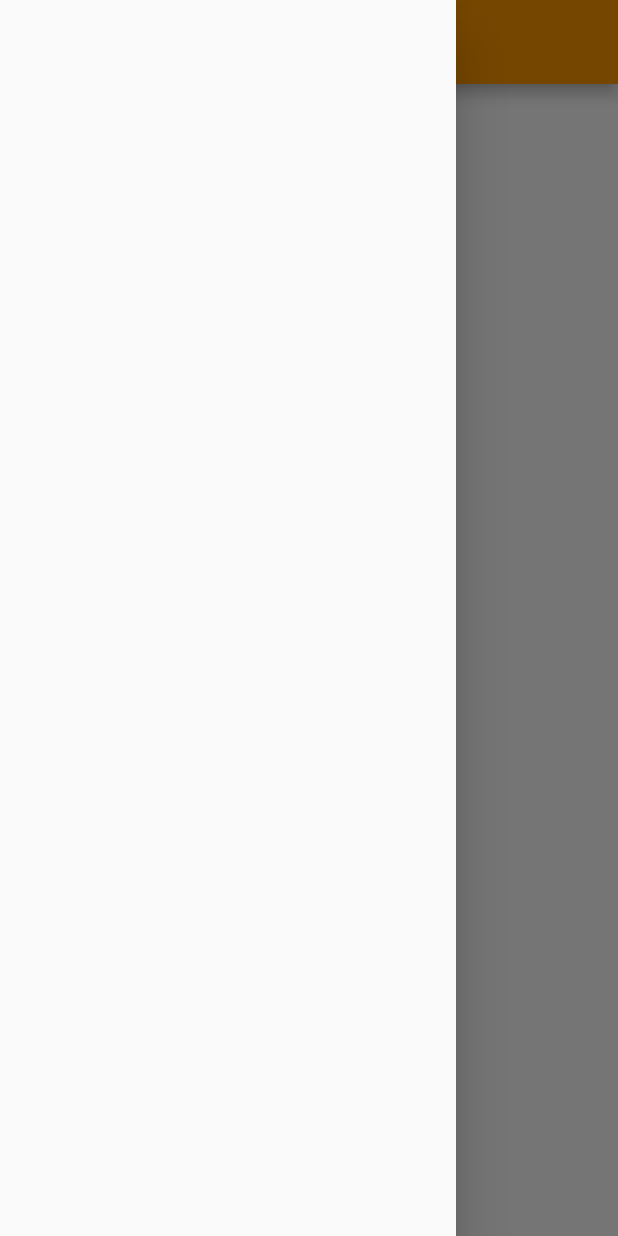
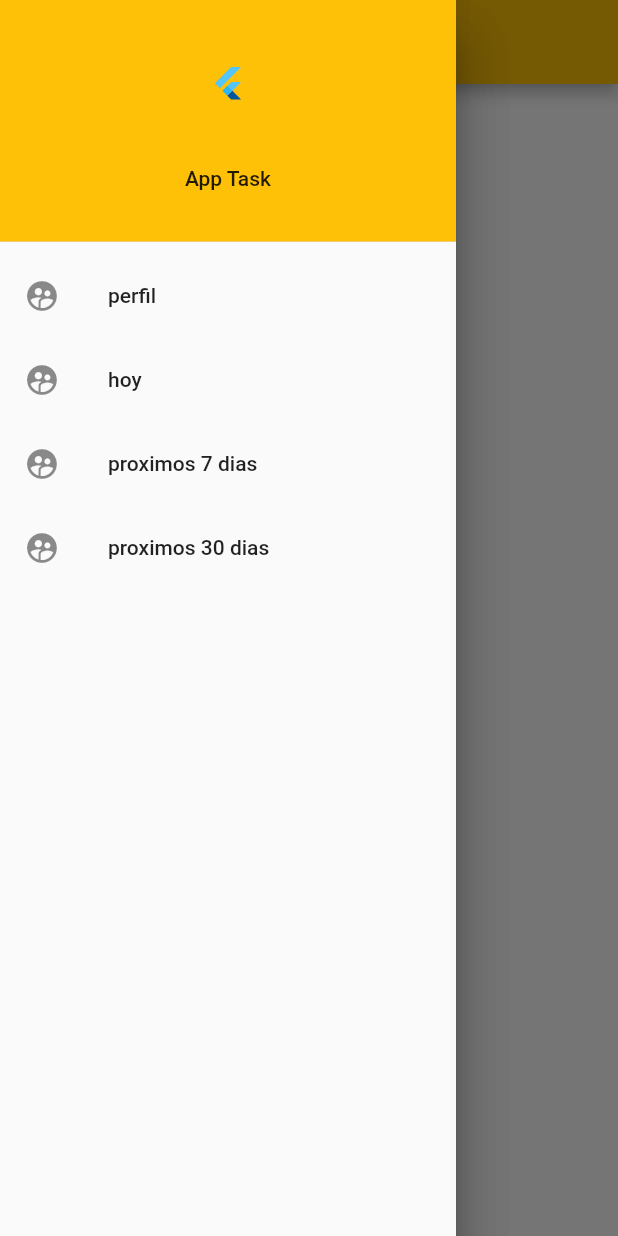
Before and after one commit to fdmont/pet-project-f, a Flutter app: the screen it shows after launch, with the side drawer open, on a phone screen of 412 x 824 dp. Run offline on Flutter 3.47's test engine with Material 2 defaults, Android fonts, the phone set to English and light mode, and no system bars.

Commit message:
cambios sobre routes, se agrega page de perfil

```diff
--- a/lib/src/main.dart
+++ b/lib/src/main.dart
@@ -1,4 +1,5 @@
 import 'package:flutter/material.dart';
+import 'package:pet_project_flutter/src/pages/HomePage.dart';
 import 'package:pet_project_flutter/src/routes/routes.dart';
 
 
@@ -14,6 +15,10 @@ class MyApp extends StatelessWidget {
         debugShowCheckedModeBanner: false,
         initialRoute: "/",
         routes: getApplicationRoutes(),
+        onGenerateRoute: ( RouteSettings settings){ //ruta por defecto
+
+          return MaterialPageRoute(builder: (BuildContext context) => HomePage() );
+        }
     );
   }
 }
--- a/lib/src/pages/HomePage.dart
+++ b/lib/src/pages/HomePage.dart
@@ -1,7 +1,8 @@
 
 
 import 'package:flutter/material.dart';
-import 'package:pet_project_flutter/src/menu/menu_provider.dart';
+import 'package:pet_project_flutter/src/widgets/List_view_home.dart';
+import 'package:pet_project_flutter/src/widgets/menuLateral.dart';
 
 class HomePage extends StatelessWidget {
 
@@ -10,7 +11,7 @@ class HomePage extends StatelessWidget {
   Widget build(BuildContext context) {
     return Scaffold(
       appBar: AppBar(
-        backgroundColor: Colors.orange,
+        backgroundColor: Colors.amber,
         title: Center(
           child: Text("App-Task", style: TextStyle(
           color: Colors.white
@@ -19,9 +20,10 @@ class HomePage extends StatelessWidget {
         ),
       ),
       drawer: Drawer(
-        child: _getListadoMenu(),
+        child: MenuLateral(),
       ),
-      //floatingActionButton: _botonParaAgregarTareas(),
+      body: ListViewHome(),
+      floatingActionButton: _botonParaAgregarTareas(),
       floatingActionButtonLocation: FloatingActionButtonLocation.centerDocked,
       backgroundColor: Colors.white,
 
@@ -29,96 +31,13 @@ class HomePage extends StatelessWidget {
   }
 
 
-  Widget _getListadoMenu() {
-
-    return FutureBuilder(
-        future: menuProvider.cargarDataFromJsonFile(),
-        initialData: [],
-        builder: (BuildContext context, AsyncSnapshot<List<dynamic>> snapshot){
-          return ListView(
-            children: _listaOpciones(snapshot.data, context),
-          );
-        }
-
-    );
-
-  }
-
-
-  List<Widget> _listaOpciones(List data, BuildContext context) {
-
-    final List<Widget> opciones = [];
-
-    data.forEach((element) {
-
-      final widgetTemp = ListTile(
-        title: Text(element['texto']),
-        leading: Icon(Icons.arrow_right_outlined),
-        onTap: (){
-
-          final route = MaterialPageRoute(
-              builder: (context) =>HomePage()
-          );
-
-          Navigator.pushNamed(context, element(['ruta']));
-          if(element(['ruta'])=="Hoy"){
-            print("ok");
-          }
-        },
-      );
-
-      opciones..add(widgetTemp);
-
-
-    });
-
-    return opciones;
-
-  }
-
-
- /* List<Widget> _listaItems(List<dynamic> data, BuildContext context ) {
-
-    final List<Widget> opciones = [];
-
-
-    data.forEach((opt) {
-
-      final widgetTemp = ListTile(
-        title: Text(opt['texto']),
-       // leading: getIcon(opt['icon' ]),
-        trailing: Icon(Icons.keyboard_arrow_right_outlined, color: Colors.blue),
-        onTap: (){
-
-          final route = MaterialPageRoute(
-            /*builder:(context){
-                return AlertPage();
-              }*/
-              builder: (context) => CardPage()
-          );
-
-          // Navigator.push( context, route); //sin nombre
-
-          Navigator.pushNamed(context, opt['ruta']);
-        },
-      );
-
-      opciones..add(widgetTemp)
-        ..add(Divider());
-
-    });
-
-    return opciones;
-  }*/
-
-/*
   FloatingActionButton _botonParaAgregarTareas() {
     return FloatingActionButton(
       onPressed: () => {},
       tooltip: 'add Task',
       child: Icon(Icons.add),
     );
-  }*/
+  }
 
 
 
--- a/lib/src/routes/routes.dart
+++ b/lib/src/routes/routes.dart
@@ -2,8 +2,8 @@
 
 import 'package:flutter/material.dart';
 import 'package:pet_project_flutter/src/pages/HomePage.dart';
+import 'package:pet_project_flutter/src/pages/next_7days_page.dart';
 import 'package:pet_project_flutter/src/pages/profile_page.dart';
-import 'package:pet_project_flutter/src/pages/pruebaPage.dart';
 import 'package:pet_project_flutter/src/pages/today_page.dart';
 
 Map<String, WidgetBuilder> getApplicationRoutes(){
@@ -11,7 +11,8 @@ Map<String, WidgetBuilder> getApplicationRoutes(){
   return <String, WidgetBuilder>{
     '/' : (BuildContext context) => HomePage(),
     'hoy' : (BuildContext context) => TodayPage(),
-    ProfilePage.id :(context) => ProfilePage()
+    ProfilePage.id :(context) => ProfilePage(),
+    Next7DaysPage.id : (context) => Next7DaysPage()
 
   };
 
--- /dev/null
+++ b/lib/src/widgets/List_view_home.dart
@@ -0,0 +1,25 @@
+
+
+import 'package:flutter/material.dart';
+
+class ListViewHome extends StatefulWidget {
+
+
+  const ListViewHome({Key key}) : super(key: key);
+
+  @override
+  _ListViewHomeState createState() => _ListViewHomeState();
+}
+
+class _ListViewHomeState extends State<ListViewHome> {
+  @override
+  Widget build(BuildContext context) {
+    return ListView(
+
+    );
+
+  }
+
+
+
+}
--- /dev/null
+++ b/lib/src/widgets/lista_opciones_menu.dart
@@ -0,0 +1,48 @@
+
+
+import 'package:flutter/material.dart';
+import 'package:pet_project_flutter/src/pages/next_7days_page.dart';
+import 'package:pet_project_flutter/src/pages/profile_page.dart';
+
+class listaOpcionesMenu extends StatelessWidget {
+
+  const listaOpcionesMenu({
+    Key key,
+  }) : super(key: key);
+
+  @override
+  Widget build(BuildContext context) {
+
+
+    return _getListOpciones(context);
+  }
+
+ Widget _getListOpciones(BuildContext context) {
+
+    return Column( children:[
+
+        ListTile(
+        leading: Icon(Icons.supervised_user_circle),
+        title: Text('perfil'),
+        onTap: ()=> Navigator.pushNamed(context, ProfilePage.id)
+        ),
+        ListTile(
+          leading: Icon(Icons.supervised_user_circle),
+          title: Text("hoy"),
+          onTap: ()=> Navigator.pushNamed(context, "hoy"),
+        ),
+      ListTile(
+        leading: Icon(Icons.supervised_user_circle),
+        title: Text("proximos 7 dias"),
+        onTap: ()=> Navigator.pushNamed(context, Next7DaysPage.id),
+      ),
+      ListTile(
+        leading: Icon(Icons.supervised_user_circle),
+        title: Text("proximos 30 dias"),
+        onTap: ()=> Navigator.pushNamed(context, "hoy"),
+      )
+    ]);
+ }
+
+
+}
--- /dev/null
+++ b/lib/src/widgets/menuLateral.dart
@@ -0,0 +1,41 @@
+import 'package:flutter/material.dart';
+import 'package:pet_project_flutter/src/widgets/lista_opciones_menu.dart';
+
+class MenuLateral extends StatelessWidget {
+  const MenuLateral({
+    Key key,
+  }) : super(key: key);
+
+  @override
+  Widget build(BuildContext context) {
+    return Drawer(
+      child: ListView(
+        padding: EdgeInsets.zero,
+        children: [
+          DrawerHeader(
+            child: Column(
+              children: [
+                Expanded(
+                  child: FlutterLogo(),
+                ),
+                FlatButton(
+                    child: Text("App Task"),
+                    onPressed: () {
+                      Navigator.pushNamed(context, '/');
+                    }),
+                SizedBox(
+                  height: 10.0,
+                )
+              ],
+            ),
+            decoration: BoxDecoration(color: Colors.amber),
+          ),
+          listaOpcionesMenu(),
+        ],
+      ),
+    );
+  }
+
+
+
+}
--- a/pubspec.yaml
+++ b/pubspec.yaml
@@ -23,6 +23,7 @@ environment:
 dependencies:
   flutter:
     sdk: flutter
+  #http: ^0.13.3
 
 
   # The following adds the Cupertino Icons font to your application.
@@ -47,7 +48,7 @@ flutter:
   # To add assets to your application, add an assets section, like this:
   assets:
      - data_json/menu_opciones.json
-  #   - images/a_dot_ham.jpeg
+     - assets/images/jajaj.png
 
   # An image asset can refer to one or more resolution-specific "variants", see
   # https://flutter.dev/assets-and-images/#resolution-aware.
```
Also changed, not shown: data_json/menu_opciones.json (+15 -0 lines), lib/src/pages/profile_page.dart (added, +27 -0 lines), assets/images/jajaj.png (added), assets/images/tenor.gif (added), 1 other file.
